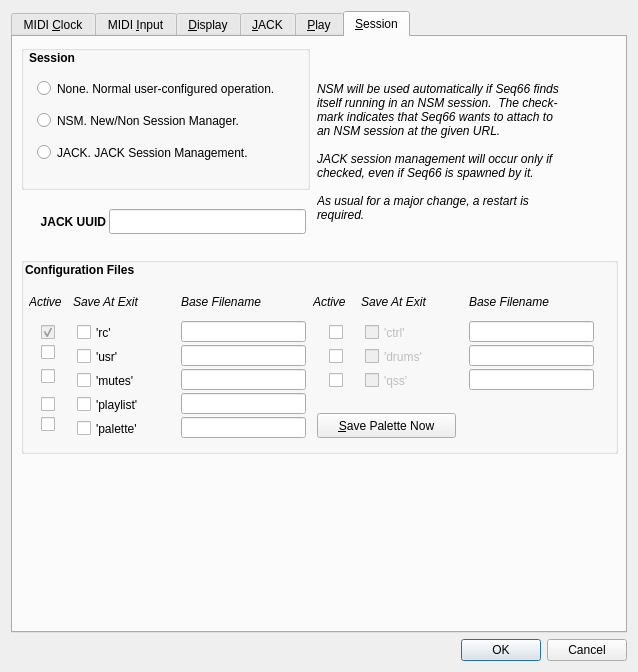
Before: the Qt Designer form seq_qt5/forms/qseditoptions.ui in ahlstromcj/seq66, drawn with Qt 5.
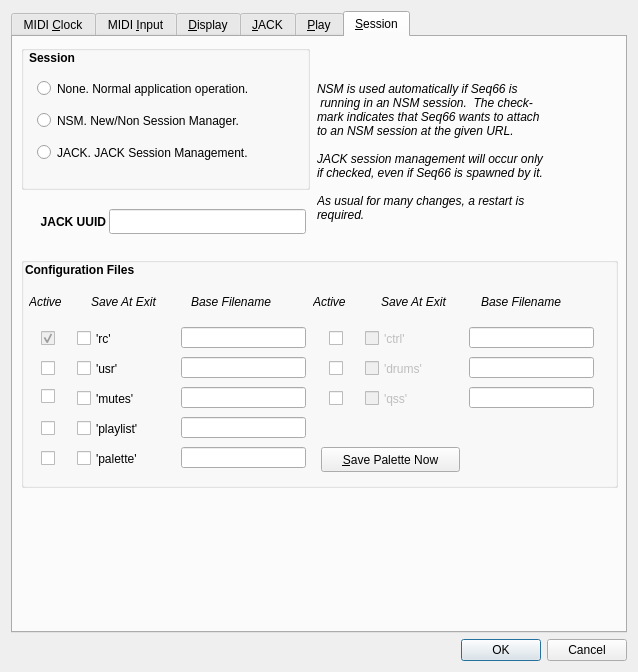
After: the same form once the commit is applied.

Commit message: Interim check-in, notable doc upgrade, many little fixes.

Diff of the .ui file:
```diff
--- a/seq_qt5/forms/qseditoptions.ui
+++ b/seq_qt5/forms/qseditoptions.ui
@@ -1455,7 +1455,7 @@
          </rect>
         </property>
         <property name="text">
-         <string>None. Normal user-configured operation.</string>
+         <string>None. Normal application operation.</string>
         </property>
        </widget>
        <widget class="QRadioButton" name="radio_session_nsm">
@@ -1519,15 +1519,15 @@
         </font>
        </property>
        <property name="text">
-        <string>NSM will be used automatically if Seq66 finds
-itself running in an NSM session.  The check-
-mark indicates that Seq66 wants to attach to 
-an NSM session at the given URL.
+        <string>NSM is used automatically if Seq66 is
+ running in an NSM session.  The check-
+mark indicates that Seq66 wants to attach
+to an NSM session at the given URL.
 
-JACK session management will occur only if
-checked, even if Seq66 is spawned by it.
+JACK session management will occur only
+if checked, even if Seq66 is spawned by it.
 
-As usual for a major change, a restart is
+As usual for many changes, a restart is
 required.</string>
        </property>
       </widget>
@@ -1569,7 +1569,7 @@
          <x>8</x>
          <y>220</y>
          <width>597</width>
-         <height>197</height>
+         <height>231</height>
         </rect>
        </property>
        <property name="title">
@@ -1579,7 +1579,7 @@
         <property name="geometry">
          <rect>
           <x>56</x>
-          <y>64</y>
+          <y>70</y>
           <width>101</width>
           <height>23</height>
          </rect>
@@ -1595,7 +1595,7 @@
         <property name="geometry">
          <rect>
           <x>56</x>
-          <y>88</y>
+          <y>100</y>
           <width>101</width>
           <height>23</height>
          </rect>
@@ -1608,7 +1608,7 @@
         <property name="geometry">
          <rect>
           <x>56</x>
-          <y>112</y>
+          <y>130</y>
           <width>101</width>
           <height>23</height>
          </rect>
@@ -1621,7 +1621,7 @@
         <property name="geometry">
          <rect>
           <x>56</x>
-          <y>136</y>
+          <y>160</y>
           <width>101</width>
           <height>23</height>
          </rect>
@@ -1637,7 +1637,7 @@
         <property name="geometry">
          <rect>
           <x>344</x>
-          <y>64</y>
+          <y>70</y>
           <width>101</width>
           <height>23</height>
          </rect>
@@ -1653,7 +1653,7 @@
         <property name="geometry">
          <rect>
           <x>344</x>
-          <y>88</y>
+          <y>100</y>
           <width>101</width>
           <height>23</height>
          </rect>
@@ -1669,7 +1669,7 @@
         <property name="geometry">
          <rect>
           <x>20</x>
-          <y>64</y>
+          <y>70</y>
           <width>25</width>
           <height>23</height>
          </rect>
@@ -1688,7 +1688,7 @@
         <property name="geometry">
          <rect>
           <x>20</x>
-          <y>84</y>
+          <y>100</y>
           <width>25</width>
           <height>23</height>
          </rect>
@@ -1704,7 +1704,7 @@
         <property name="geometry">
          <rect>
           <x>20</x>
-          <y>108</y>
+          <y>128</y>
           <width>25</width>
           <height>23</height>
          </rect>
@@ -1720,7 +1720,7 @@
         <property name="geometry">
          <rect>
           <x>20</x>
-          <y>136</y>
+          <y>160</y>
           <width>25</width>
           <height>23</height>
          </rect>
@@ -1736,7 +1736,7 @@
         <property name="geometry">
          <rect>
           <x>308</x>
-          <y>64</y>
+          <y>70</y>
           <width>25</width>
           <height>23</height>
          </rect>
@@ -1752,7 +1752,7 @@
         <property name="geometry">
          <rect>
           <x>308</x>
-          <y>88</y>
+          <y>100</y>
           <width>25</width>
           <height>23</height>
          </rect>
@@ -1782,7 +1782,7 @@
        <widget class="QLabel" name="label_cfg_save">
         <property name="geometry">
          <rect>
-          <x>52</x>
+          <x>70</x>
           <y>36</y>
           <width>81</width>
           <height>17</height>
@@ -1804,7 +1804,7 @@
         <property name="geometry">
          <rect>
           <x>160</x>
-          <y>64</y>
+          <y>70</y>
           <width>125</width>
           <height>21</height>
          </rect>
@@ -1817,7 +1817,7 @@
         <property name="geometry">
          <rect>
           <x>160</x>
-          <y>88</y>
+          <y>100</y>
           <width>125</width>
           <height>21</height>
          </rect>
@@ -1830,7 +1830,7 @@
         <property name="geometry">
          <rect>
           <x>160</x>
-          <y>112</y>
+          <y>130</y>
           <width>125</width>
           <height>21</height>
          </rect>
@@ -1843,7 +1843,7 @@
         <property name="geometry">
          <rect>
           <x>160</x>
-          <y>136</y>
+          <y>160</y>
           <width>125</width>
           <height>21</height>
          </rect>
@@ -1856,7 +1856,7 @@
         <property name="geometry">
          <rect>
           <x>448</x>
-          <y>64</y>
+          <y>70</y>
           <width>125</width>
           <height>21</height>
          </rect>
@@ -1869,7 +1869,7 @@
         <property name="geometry">
          <rect>
           <x>448</x>
-          <y>88</y>
+          <y>100</y>
           <width>125</width>
           <height>21</height>
          </rect>
@@ -1878,7 +1878,7 @@
        <widget class="QLabel" name="label_cfg_basename">
         <property name="geometry">
          <rect>
-          <x>160</x>
+          <x>170</x>
           <y>36</y>
           <width>113</width>
           <height>17</height>
@@ -1897,7 +1897,7 @@
         <property name="geometry">
          <rect>
           <x>160</x>
-          <y>160</y>
+          <y>190</y>
           <width>125</width>
           <height>21</height>
          </rect>
@@ -1916,7 +1916,7 @@
         <property name="geometry">
          <rect>
           <x>20</x>
-          <y>156</y>
+          <y>190</y>
           <width>25</width>
           <height>23</height>
          </rect>
@@ -1929,7 +1929,7 @@
         <property name="geometry">
          <rect>
           <x>56</x>
-          <y>160</y>
+          <y>190</y>
           <width>101</width>
           <height>23</height>
          </rect>
@@ -1959,7 +1959,7 @@
        <widget class="QLabel" name="label_cfg_save_2">
         <property name="geometry">
          <rect>
-          <x>340</x>
+          <x>360</x>
           <y>36</y>
           <width>81</width>
           <height>17</height>
@@ -1977,7 +1977,7 @@
        <widget class="QLabel" name="label_cfg_basename_2">
         <property name="geometry">
          <rect>
-          <x>448</x>
+          <x>460</x>
           <y>36</y>
           <width>113</width>
           <height>17</height>
@@ -1999,7 +1999,7 @@
         <property name="geometry">
          <rect>
           <x>308</x>
-          <y>112</y>
+          <y>130</y>
           <width>25</width>
           <height>23</height>
          </rect>
@@ -2015,7 +2015,7 @@
         <property name="geometry">
          <rect>
           <x>344</x>
-          <y>112</y>
+          <y>130</y>
           <width>101</width>
           <height>23</height>
          </rect>
@@ -2031,7 +2031,7 @@
         <property name="geometry">
          <rect>
           <x>448</x>
-          <y>112</y>
+          <y>130</y>
           <width>125</width>
           <height>21</height>
          </rect>
@@ -2040,8 +2040,8 @@
        <widget class="QPushButton" name="pushButtonSavePalette">
         <property name="geometry">
          <rect>
-          <x>296</x>
-          <y>156</y>
+          <x>300</x>
+          <y>190</y>
           <width>139</width>
           <height>25</height>
          </rect>
```
Left out of the diff: 25 changed lines with no effect on the pictures. The commit also changes 28 other files.
